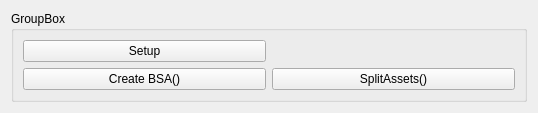
Qt form devmodeui.ui (Guekka/cathedral-assets-optimizer) before a commit.
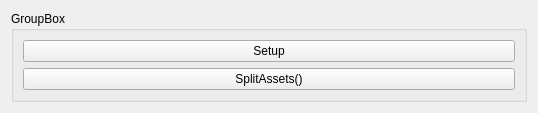
The same form after that commit.

Commit message: Improved BSA creation. BSA Create function now only create one BSA given as argument. Restored and improved dummy plugins creation.

```diff
--- a/devmodeui.ui
+++ b/devmodeui.ui
@@ -20,13 +20,6 @@
       <string>GroupBox</string>
      </property>
      <layout class="QGridLayout" name="gridLayout">
-      <item row="3" column="1">
-       <widget class="QPushButton" name="MoveAssets">
-        <property name="text">
-         <string>SplitAssets()</string>
-        </property>
-       </widget>
-      </item>
       <item row="0" column="0">
        <widget class="QPushButton" name="Setup">
         <property name="text">
@@ -34,10 +27,10 @@
         </property>
        </widget>
       </item>
-      <item row="3" column="0">
-       <widget class="QPushButton" name="CreateBSA">
+      <item row="1" column="0">
+       <widget class="QPushButton" name="MoveAssets">
         <property name="text">
-         <string>Create BSA()</string>
+         <string>SplitAssets()</string>
         </property>
        </widget>
       </item>
```
The commit also changes 6 other files.
